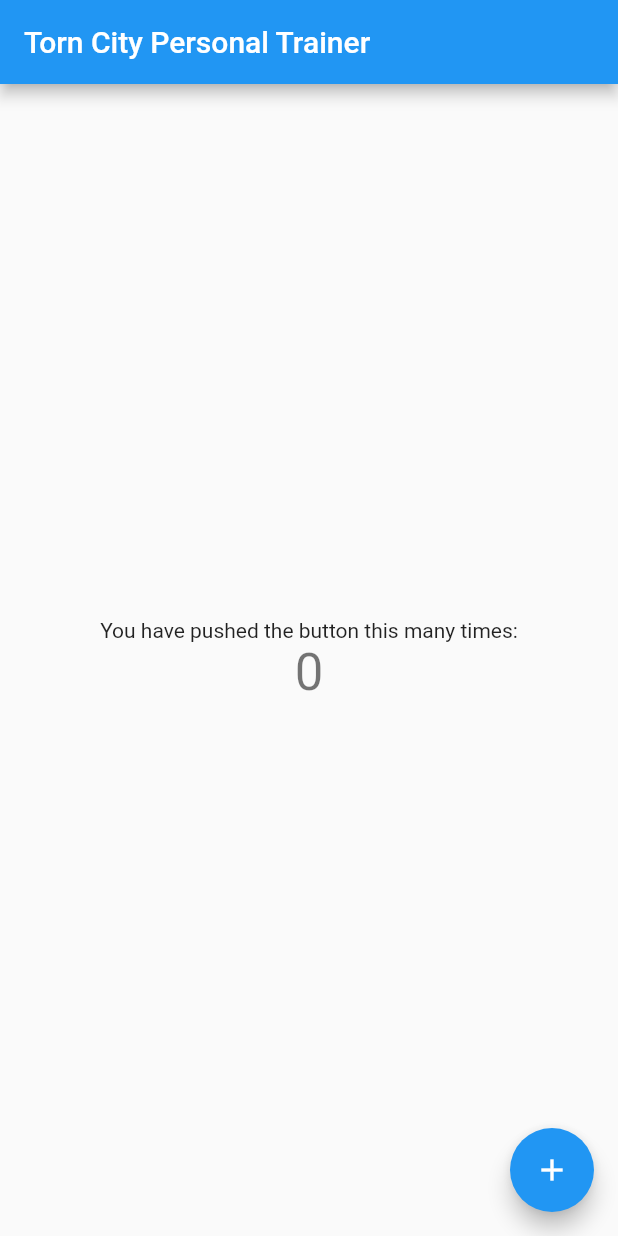
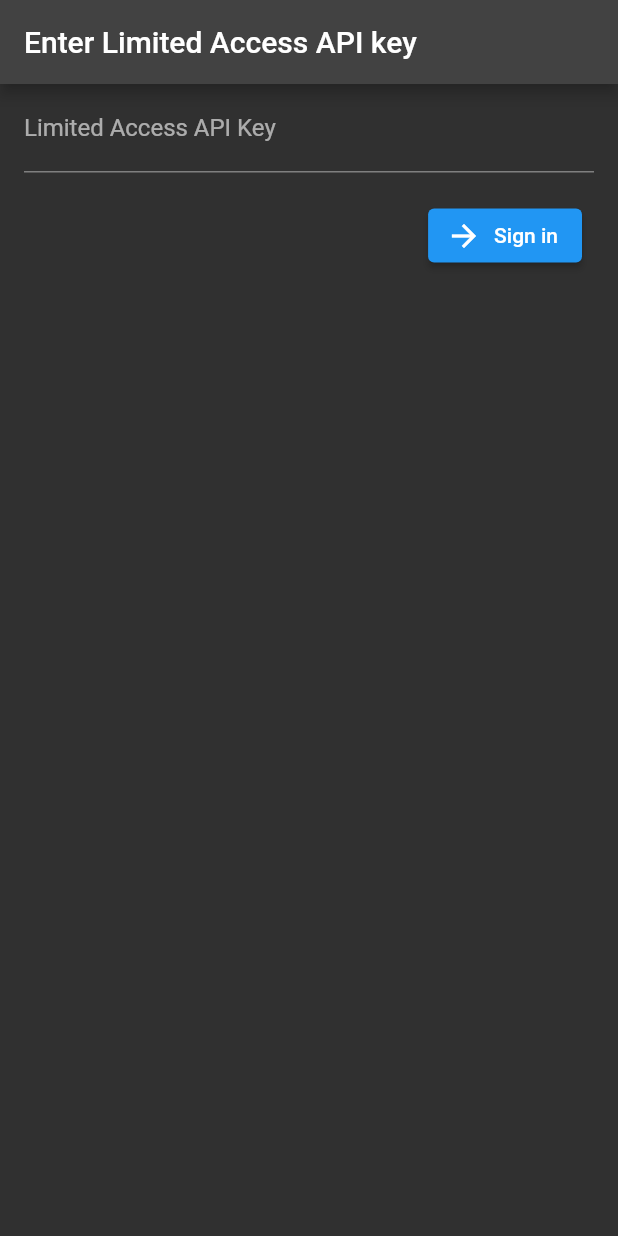
Before and after one commit to ortensahamill/torn_personal_trainer, a Flutter app: the screen it shows after launch, on a phone screen of 412 x 824 dp. Run offline on Flutter 3.47's test engine with Material 2 defaults, Android fonts, the phone set to English and light mode, and no system bars; our stand-ins replace get_it, shared_preferences; accounts and stored records are empty.

Commit message:
Hanks DEX

```diff
--- a/lib/main.dart
+++ b/lib/main.dart
@@ -1,115 +1,38 @@
 import 'package:flutter/material.dart';
+import 'package:get_it/get_it.dart';
+import 'package:http/browser_client.dart';
+import 'package:http/http.dart';
+import 'package:torn_personal_trainer/models/user.dart';
+import 'screens/login.dart';
+import 'screens/home.dart';
+import 'landing.dart';
 
 void main() {
+  GetIt.instance.registerSingleton<BaseClient>(BrowserClient());
+  GetIt.instance.registerSingleton<UserCache>(UserCache());
   runApp(const MyApp());
 }
 
 class MyApp extends StatelessWidget {
   const MyApp({super.key});
 
-  // This widget is the root of your application.
   @override
   Widget build(BuildContext context) {
     return MaterialApp(
       title: 'Torn City Personal Trainer',
+      routes: {
+        '/': (context) => const Landing(),
+        '/login': (context) => const Login(),
+        '/home': (context) =>
+            const HomePage(title: 'Torn City Personal Trainer'),
+      },
       theme: ThemeData(
-        // This is the theme of your application.
-        //
-        // Try running your application with "flutter run". You'll see the
-        // application has a blue toolbar. Then, without quitting the app, try
-        // changing the primarySwatch below to Colors.green and then invoke
-        // "hot reload" (press "r" in the console where you ran "flutter run",
-        // or simply save your changes to "hot reload" in a Flutter IDE).
-        // Notice that the counter didn't reset back to zero; the application
-        // is not restarted.
-        primarySwatch: Colors.blue,
+        brightness: Brightness.light,
       ),
-      home: const MyHomePage(title: 'Torn City Personal Trainer'),
+      darkTheme: ThemeData(
+        brightness: Brightness.dark,
+      ),
+      themeMode: ThemeMode.dark,
     );
   }
 }
-
-class MyHomePage extends StatefulWidget {
-  const MyHomePage({super.key, required this.title});
-
-  // This widget is the home page of your application. It is stateful, meaning
-  // that it has a State object (defined below) that contains fields that affect
-  // how it looks.
-
-  // This class is the configuration for the state. It holds the values (in this
-  // case the title) provided by the parent (in this case the App widget) and
-  // used by the build method of the State. Fields in a Widget subclass are
-  // always marked "final".
-
-  final String title;
-
-  @override
-  State<MyHomePage> createState() => _MyHomePageState();
-}
-
-class _MyHomePageState extends State<MyHomePage> {
-  int _counter = 0;
-
-  void _incrementCounter() {
-    setState(() {
-      // This call to setState tells the Flutter framework that something has
-      // changed in this State, which causes it to rerun the build method below
-      // so that the display can reflect the updated values. If we changed
-      // _counter without calling setState(), then the build method would not be
-      // called again, and so nothing would appear to happen.
-      _counter++;
-    });
-  }
-
-  @override
-  Widget build(BuildContext context) {
-    // This method is rerun every time setState is called, for instance as done
-    // by the _incrementCounter method above.
-    //
-    // The Flutter framework has been optimized to make rerunning build methods
-    // fast, so that you can just rebuild anything that needs updating rather
-    // than having to individually change instances of widgets.
-    return Scaffold(
-      appBar: AppBar(
-        // Here we take the value from the MyHomePage object that was created by
-        // the App.build method, and use it to set our appbar title.
-        title: Text(widget.title),
-      ),
-      body: Center(
-        // Center is a layout widget. It takes a single child and positions it
-        // in the middle of the parent.
-        child: Column(
-          // Column is also a layout widget. It takes a list of children and
-          // arranges them vertically. By default, it sizes itself to fit its
-          // children horizontally, and tries to be as tall as its parent.
-          //
-          // Invoke "debug painting" (press "p" in the console, choose the
-          // "Toggle Debug Paint" action from the Flutter Inspector in Android
-          // Studio, or the "Toggle Debug Paint" command in Visual Studio Code)
-          // to see the wireframe for each widget.
-          //
-          // Column has various properties to control how it sizes itself and
-          // how it positions its children. Here we use mainAxisAlignment to
-          // center the children vertically; the main axis here is the vertical
-          // axis because Columns are vertical (the cross axis would be
-          // horizontal).
-          mainAxisAlignment: MainAxisAlignment.center,
-          children: <Widget>[
-            const Text(
-              'You have pushed the button this many times:',
-            ),
-            Text(
-              '$_counter',
-              style: Theme.of(context).textTheme.headline4,
-            ),
-          ],
-        ),
-      ),
-      floatingActionButton: FloatingActionButton(
-        onPressed: _incrementCounter,
-        tooltip: 'Increment',
-        child: const Icon(Icons.add),
-      ), // This trailing comma makes auto-formatting nicer for build methods.
-    );
-  }
-}
--- /dev/null
+++ b/lib/models/user.dart
@@ -0,0 +1,60 @@
+import 'dart:convert';
+import 'package:get_it/get_it.dart';
+import 'package:http/http.dart';
+import 'package:shared_preferences/shared_preferences.dart';
+
+class User {
+  final int playerId;
+  final String name;
+  final int strength;
+  final int speed;
+  final int dexterity;
+  final int defense;
+
+  User(
+      {required this.playerId,
+      required this.name,
+      required this.strength,
+      required this.speed,
+      required this.dexterity,
+      required this.defense});
+
+  factory User.fromJson(Map<String, dynamic> json) {
+    return User(
+      playerId: json['player_id'],
+      name: json['name'],
+      strength: json['strength'],
+      speed: json['speed'],
+      dexterity: json['dexterity'],
+      defense: json['defense'],
+    );
+  }
+}
+
+class UserCache {
+  User? _user;
+  Future<User> fetch() async {
+    if (_user != null) {
+      return _user as User;
+    }
+    SharedPreferences prefs = await SharedPreferences.getInstance();
+    String? apikey = prefs.get("apikey") as String?;
+    BaseClient client = GetIt.instance<BaseClient>();
+    Response response = await client.get(Uri(
+        scheme: "https",
+        host: "api.torn.com",
+        path: "user",
+        queryParameters: {'selections': 'battlestats,basic', 'key': apikey}));
+    if (response.statusCode == 200) {
+      Map<String, dynamic> json = jsonDecode(response.body);
+      if (json.containsKey('error')) {
+        throw (json['error']['error']);
+      } else {
+        _user = User.fromJson(json);
+        return _user as User;
+      }
+    } else {
+      throw ('Call to Torn API failed: status code ${response.statusCode}');
+    }
+  }
+}
--- /dev/null
+++ b/lib/screens/login.dart
@@ -0,0 +1,81 @@
+import 'package:get_it/get_it.dart';
+import 'package:http/http.dart';
+import 'package:flutter/material.dart';
+import 'package:shared_preferences/shared_preferences.dart';
+import 'package:torn_personal_trainer/models/user.dart';
+
+class Login extends StatefulWidget {
+  const Login({super.key});
+
+  @override
+  State<Login> createState() => _LoginState();
+}
+
+class _LoginState extends State<Login> {
+  final GlobalKey<ScaffoldState> _scaffoldKey = GlobalKey<ScaffoldState>();
+  late String _apikey;
+  final GlobalKey<FormState> _formKey = GlobalKey<FormState>();
+  BaseClient client = GetIt.instance<BaseClient>();
+  UserCache userCache = GetIt.instance<UserCache>();
+
+  void showInSnackBar(String value) {
+    ScaffoldMessenger.of(context).showSnackBar(SnackBar(content: Text(value)));
+  }
+
+  void _handleSubmitted() async {
+    _formKey.currentState!.save();
+    SharedPreferences prefs = await SharedPreferences.getInstance();
+    prefs.setString("apikey", _apikey);
+    try {
+      await userCache.fetch();
+      if (!mounted) return;
+      Navigator.pushNamedAndRemoveUntil(
+          context, '/home', ModalRoute.withName('/home'));
+    } catch (error) {
+      prefs.remove("apikey");
+      showInSnackBar(error.toString());
+    }
+  }
+
+  @override
+  Widget build(BuildContext context) {
+    return Scaffold(
+        key: _scaffoldKey,
+        appBar: AppBar(
+          title: const Text('Enter Limited Access API key'),
+        ),
+        body: SafeArea(
+          top: false,
+          bottom: false,
+          child: Form(
+            key: _formKey,
+            child: SingleChildScrollView(
+              padding: const EdgeInsets.symmetric(horizontal: 16.0),
+              child: Column(
+                crossAxisAlignment: CrossAxisAlignment.start,
+                children: <Widget>[
+                  TextFormField(
+                    key: const Key("_apikey"),
+                    decoration: const InputDecoration(
+                        labelText: "Limited Access API Key"),
+                    keyboardType: TextInputType.text,
+                    onSaved: (value) {
+                      _apikey = value!;
+                    },
+                  ),
+                  const SizedBox(height: 10.0),
+                  ButtonBar(
+                    children: <Widget>[
+                      ElevatedButton.icon(
+                          onPressed: () => _handleSubmitted(),
+                          icon: const Icon(Icons.arrow_forward),
+                          label: const Text('Sign in')),
+                    ],
+                  )
+                ],
+              ),
+            ),
+          ),
+        ));
+  }
+}
```
Also changed, not shown: assets/user.json (added, +9 -0 lines), lib/landing.dart (added, +38 -0 lines), lib/models/ratio.dart (added, +53 -0 lines), lib/screens/home.dart (added, +97 -0 lines), lib/widgets/stat_slider.dart (added, +70 -0 lines), pubspec.yaml (+7 -0 lines), pubspec.lock, 8 other files.
